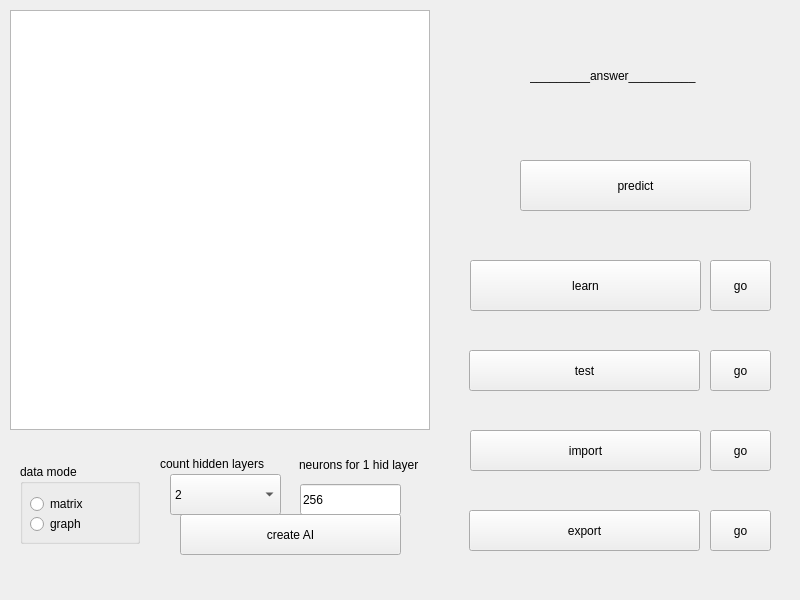
This is src/Neuro/controller.ui in andreymisyurov/mlp as Qt 5 draws it before an edit. The edited form follows.
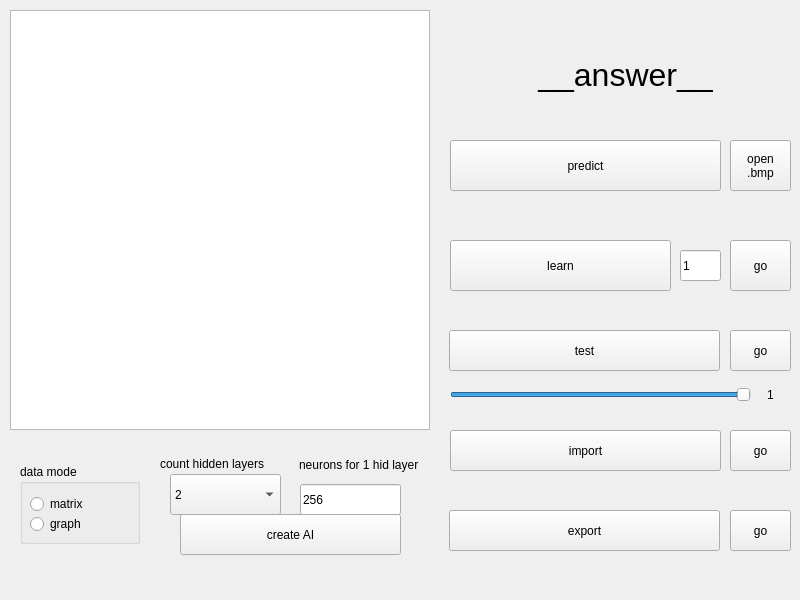
This is the edited form.

Commit message: add resourses, upgrade class matrix, create static librarys

```diff
--- a/src/Neuro/controller.ui
+++ b/src/Neuro/controller.ui
@@ -10,6 +10,18 @@
     <height>600</height>
    </rect>
   </property>
+  <property name="minimumSize">
+   <size>
+    <width>800</width>
+    <height>600</height>
+   </size>
+  </property>
+  <property name="maximumSize">
+   <size>
+    <width>800</width>
+    <height>600</height>
+   </size>
+  </property>
   <property name="windowTitle">
    <string>Controller</string>
   </property>
@@ -36,7 +48,7 @@
     </rect>
    </property>
    <property name="text">
-    <string>_________answer__________</string>
+    <string>&lt;html&gt;&lt;head/&gt;&lt;body&gt;&lt;p align=&quot;center&quot;&gt;&lt;span style=&quot; font-size:24pt;&quot;&gt;__answer__&lt;/span&gt;&lt;/p&gt;&lt;/body&gt;&lt;/html&gt;</string>
    </property>
   </widget>
   <widget class="QGraphicsView" name="graphic_scene">
@@ -52,8 +64,8 @@
   <widget class="QPushButton" name="b_do_learn">
    <property name="geometry">
     <rect>
-     <x>710</x>
-     <y>260</y>
+     <x>730</x>
+     <y>240</y>
      <width>61</width>
      <height>51</height>
     </rect>
@@ -65,9 +77,9 @@
   <widget class="QLabel" name="l_path_import">
    <property name="geometry">
     <rect>
-     <x>470</x>
+     <x>450</x>
      <y>410</y>
-     <width>221</width>
+     <width>341</width>
      <height>21</height>
     </rect>
    </property>
@@ -91,7 +103,7 @@
   <widget class="QPushButton" name="b_do_export">
    <property name="geometry">
     <rect>
-     <x>710</x>
+     <x>730</x>
      <y>510</y>
      <width>61</width>
      <height>41</height>
@@ -104,9 +116,9 @@
   <widget class="QPushButton" name="b_path_import">
    <property name="geometry">
     <rect>
-     <x>470</x>
+     <x>450</x>
      <y>430</y>
-     <width>231</width>
+     <width>271</width>
      <height>41</height>
     </rect>
    </property>
@@ -117,9 +129,9 @@
   <widget class="QLabel" name="l_path_learn">
    <property name="geometry">
     <rect>
-     <x>470</x>
-     <y>240</y>
-     <width>221</width>
+     <x>450</x>
+     <y>220</y>
+     <width>341</width>
      <height>21</height>
     </rect>
    </property>
@@ -130,7 +142,7 @@
   <widget class="QPushButton" name="b_do_import">
    <property name="geometry">
     <rect>
-     <x>710</x>
+     <x>730</x>
      <y>430</y>
      <width>61</width>
      <height>41</height>
@@ -143,9 +155,9 @@
   <widget class="QLabel" name="l_path_export">
    <property name="geometry">
     <rect>
-     <x>470</x>
+     <x>450</x>
      <y>490</y>
-     <width>221</width>
+     <width>341</width>
      <height>21</height>
     </rect>
    </property>
@@ -156,9 +168,9 @@
   <widget class="QPushButton" name="b_path_export">
    <property name="geometry">
     <rect>
-     <x>469</x>
+     <x>449</x>
      <y>510</y>
-     <width>231</width>
+     <width>271</width>
      <height>41</height>
     </rect>
    </property>
@@ -169,9 +181,9 @@
   <widget class="QPushButton" name="b_predict">
    <property name="geometry">
     <rect>
-     <x>520</x>
-     <y>160</y>
-     <width>231</width>
+     <x>450</x>
+     <y>140</y>
+     <width>271</width>
      <height>51</height>
     </rect>
    </property>
@@ -182,8 +194,8 @@
   <widget class="QPushButton" name="b_do_test">
    <property name="geometry">
     <rect>
-     <x>710</x>
-     <y>350</y>
+     <x>730</x>
+     <y>330</y>
      <width>61</width>
      <height>41</height>
     </rect>
@@ -195,9 +207,9 @@
   <widget class="QLabel" name="l_path_test">
    <property name="geometry">
     <rect>
-     <x>470</x>
-     <y>330</y>
-     <width>221</width>
+     <x>450</x>
+     <y>310</y>
+     <width>341</width>
      <height>21</height>
     </rect>
    </property>
@@ -247,9 +259,9 @@
   <widget class="QPushButton" name="b_path_learn">
    <property name="geometry">
     <rect>
-     <x>470</x>
-     <y>260</y>
-     <width>231</width>
+     <x>450</x>
+     <y>240</y>
+     <width>221</width>
      <height>51</height>
     </rect>
    </property>
@@ -260,9 +272,9 @@
   <widget class="QPushButton" name="b_path_test">
    <property name="geometry">
     <rect>
-     <x>469</x>
-     <y>350</y>
-     <width>231</width>
+     <x>449</x>
+     <y>330</y>
+     <width>271</width>
      <height>41</height>
     </rect>
    </property>
@@ -326,6 +338,77 @@
     <string>neurons for 1 hid layer</string>
    </property>
   </widget>
+  <widget class="QSlider" name="s_test_proc">
+   <property name="geometry">
+    <rect>
+     <x>450</x>
+     <y>380</y>
+     <width>301</width>
+     <height>30</height>
+    </rect>
+   </property>
+   <property name="maximum">
+    <number>100</number>
+   </property>
+   <property name="singleStep">
+    <number>1</number>
+   </property>
+   <property name="pageStep">
+    <number>1</number>
+   </property>
+   <property name="value">
+    <number>100</number>
+   </property>
+   <property name="orientation">
+    <enum>Qt::Horizontal</enum>
+   </property>
+   <property name="invertedAppearance">
+    <bool>false</bool>
+   </property>
+   <property name="invertedControls">
+    <bool>false</bool>
+   </property>
+  </widget>
+  <widget class="QLabel" name="l_test_slider">
+   <property name="geometry">
+    <rect>
+     <x>750</x>
+     <y>380</y>
+     <width>41</width>
+     <height>31</height>
+    </rect>
+   </property>
+   <property name="text">
+    <string>&lt;html&gt;&lt;head/&gt;&lt;body&gt;&lt;p align=&quot;center&quot;&gt;1&lt;/p&gt;&lt;/body&gt;&lt;/html&gt;</string>
+   </property>
+  </widget>
+  <widget class="QLineEdit" name="le_learn_epoch">
+   <property name="geometry">
+    <rect>
+     <x>680</x>
+     <y>250</y>
+     <width>41</width>
+     <height>31</height>
+    </rect>
+   </property>
+   <property name="text">
+    <string>1</string>
+   </property>
+  </widget>
+  <widget class="QPushButton" name="b_open_img">
+   <property name="geometry">
+    <rect>
+     <x>730</x>
+     <y>140</y>
+     <width>61</width>
+     <height>51</height>
+    </rect>
+   </property>
+   <property name="text">
+    <string>open
+.bmp</string>
+   </property>
+  </widget>
  </widget>
  <resources/>
  <connections/>
```
The commit also changes 438 other files.
